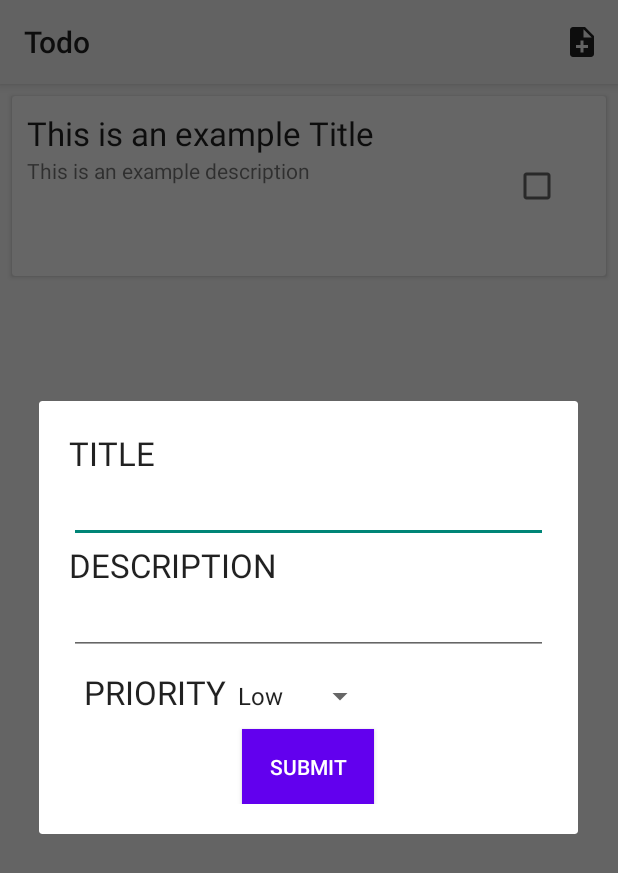
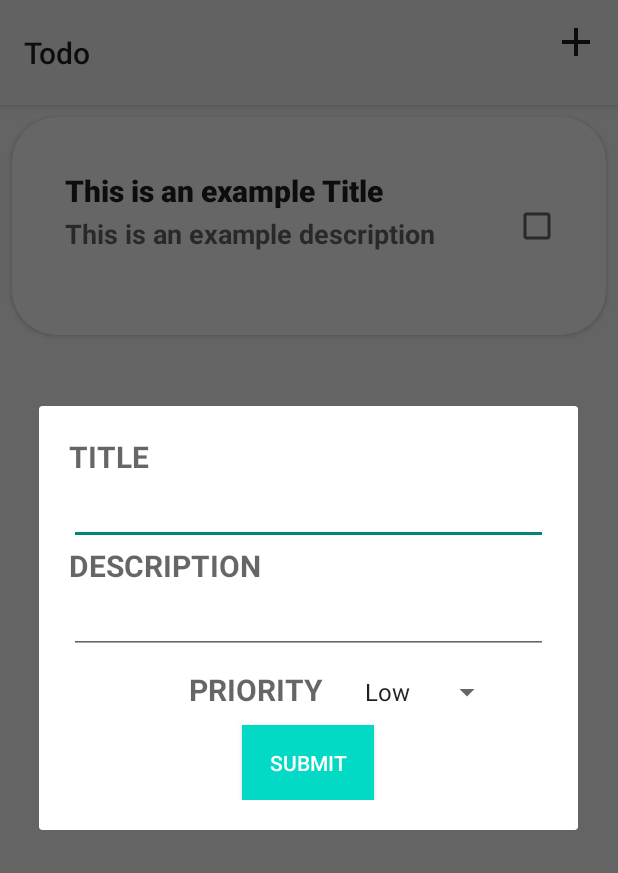
Before and after one commit to TahaAli07/Todo, an Android app: the screen it shows after launch (MainActivity), after a tap on "Add", on a phone screen of 412 x 824 dp. Shown: the top 873 px of the screen. Run offline under Robolectric (Android 15) with nearby library versions, the phone set to English and light mode, and no system bars; our stand-ins replace Room's generated code.

Commit message:
UI improvements

```diff
--- a/app/src/main/java/com/example/todo/MainActivity.java
+++ b/app/src/main/java/com/example/todo/MainActivity.java
@@ -54,7 +54,7 @@ public class MainActivity extends AppCompatActivity implements NotesListAdapter.
             @Override
             public void onChanged(List<Note> notes) {
                 notesListAdapter.setNotesList(notes);
-                Toast.makeText(MainActivity.this, "onChanged", Toast.LENGTH_SHORT).show();
+                //Toast.makeText(MainActivity.this, "onChanged", Toast.LENGTH_SHORT).show();
             }
         });
     }
--- a/app/src/main/res/drawable/baseline_note_add_24.xml
+++ b/app/src/main/res/drawable/baseline_add_24.xml
@@ -1,10 +1,10 @@
 <vector xmlns:android="http://schemas.android.com/apk/res/android"
-    android:width="24dp"
-    android:height="24dp"
+    android:width="70dp"
+    android:height="70dp"
     android:viewportWidth="24"
     android:viewportHeight="24"
     android:tint="?attr/colorControlNormal">
   <path
       android:fillColor="@android:color/white"
-      android:pathData="M14,2L6,2c-1.1,0 -1.99,0.9 -1.99,2L4,20c0,1.1 0.89,2 1.99,2L18,22c1.1,0 2,-0.9 2,-2L20,8l-6,-6zM16,16h-3v3h-2v-3L8,16v-2h3v-3h2v3h3v2zM13,9L13,3.5L18.5,9L13,9z"/>
+      android:pathData="M19,13h-6v6h-2v-6H5v-2h6V5h2v6h6v2z"/>
 </vector>
--- a/app/src/main/res/drawable/baseline_delete_24.xml
+++ b/app/src/main/res/drawable/baseline_delete_24.xml
@@ -1,6 +1,6 @@
 <vector xmlns:android="http://schemas.android.com/apk/res/android"
-    android:width="24dp"
-    android:height="24dp"
+    android:width="30dp"
+    android:height="30dp"
     android:viewportWidth="24"
     android:viewportHeight="24"
     android:tint="?attr/colorControlNormal">
--- a/app/src/main/res/drawable/baseline_undo_24.xml
+++ b/app/src/main/res/drawable/baseline_undo_24.xml
@@ -1,6 +1,6 @@
 <vector xmlns:android="http://schemas.android.com/apk/res/android"
-    android:width="24dp"
-    android:height="24dp"
+    android:width="30dp"
+    android:height="30dp"
     android:viewportWidth="24"
     android:viewportHeight="24"
     android:tint="?attr/colorControlNormal">
--- a/app/src/main/res/layout/activity_main.xml
+++ b/app/src/main/res/layout/activity_main.xml
@@ -11,9 +11,11 @@
     <androidx.appcompat.widget.Toolbar
         android:id="@+id/my_toolbar"
         android:layout_width="match_parent"
-        android:layout_height="?attr/actionBarSize"
+        android:layout_height="70dp"
         android:background="?attr/colorPrimary"
         android:elevation="4dp"
+        android:textAppearance="@style/TextAppearance.AppCompat.Body1"
+        android:textColor="#000"
         android:theme="@style/ThemeOverlay.AppCompat.ActionBar"
         app:popupTheme="@style/ThemeOverlay.AppCompat.Light" />
 
--- a/app/src/main/res/layout/add_note_alert_dialog.xml
+++ b/app/src/main/res/layout/add_note_alert_dialog.xml
@@ -8,8 +8,10 @@
     <TextView
         android:layout_width="wrap_content"
         android:layout_height="wrap_content"
-        android:text="TITLE"
-        android:textAppearance="@android:style/TextAppearance.Large" />
+        android:text="@string/title"
+        android:textAppearance="@android:style/TextAppearance.Material.Medium"
+        android:textSize="20sp"
+        android:textStyle="bold" />
 
     <EditText
         android:id="@+id/titleEditText"
@@ -20,8 +22,10 @@
     <TextView
         android:layout_width="wrap_content"
         android:layout_height="wrap_content"
-        android:text="DESCRIPTION"
-        android:textAppearance="@android:style/TextAppearance.Large" />
+        android:text="@string/description"
+        android:textAppearance="@android:style/TextAppearance.Material.Medium"
+        android:textSize="20sp"
+        android:textStyle="bold" />
 
     <EditText
         android:id="@+id/descEditText"
@@ -29,16 +33,20 @@
         android:layout_height="wrap_content" />
 
     <LinearLayout
-        android:padding="10dp"
         android:layout_width="match_parent"
         android:layout_height="wrap_content"
-        android:orientation="horizontal">
+        android:orientation="horizontal"
+        android:padding="10dp">
 
         <TextView
             android:layout_width="wrap_content"
             android:layout_height="wrap_content"
-            android:text="PRIORITY"
-            android:textAppearance="@android:style/TextAppearance.Large" />
+            android:layout_marginStart="70dp"
+            android:layout_marginEnd="20dp"
+            android:text="@string/priority"
+            android:textAppearance="@android:style/TextAppearance.Material.Medium"
+            android:textSize="20sp"
+            android:textStyle="bold" />
 
         <Spinner
             android:id="@+id/prioritySpinner"
@@ -52,9 +60,9 @@
         android:layout_width="wrap_content"
         android:layout_height="wrap_content"
         android:layout_gravity="center"
-        android:background="@color/colorPrimary"
+        android:background="@color/colorAccent"
         android:padding="15dp"
-        android:text="Submit"
+        android:text="@string/submit"
         android:textColor="#ffffff" />
 
 </LinearLayout>
--- a/app/src/main/res/layout/notes_list_item.xml
+++ b/app/src/main/res/layout/notes_list_item.xml
@@ -1,11 +1,15 @@
 <?xml version="1.0" encoding="utf-8"?>
 <androidx.cardview.widget.CardView xmlns:android="http://schemas.android.com/apk/res/android"
+    xmlns:app="http://schemas.android.com/apk/res-auto"
     android:id="@+id/cardView"
     android:layout_width="match_parent"
     android:layout_height="wrap_content"
     android:layout_marginStart="8dp"
     android:layout_marginTop="8dp"
-    android:layout_marginEnd="8dp">
+    android:layout_marginEnd="8dp"
+    android:clipToPadding="true"
+    app:cardBackgroundColor="@android:color/background_light"
+    app:cardCornerRadius="30dp">
 
     <LinearLayout
         android:layout_width="match_parent"
@@ -17,6 +21,8 @@
         <LinearLayout
             android:layout_width="0dp"
             android:layout_height="wrap_content"
+            android:layout_marginLeft="25dp"
+            android:layout_marginTop="25dp"
             android:layout_weight="1"
             android:orientation="vertical">
 
@@ -27,14 +33,17 @@
                 android:maxLines="1"
                 android:minHeight="30dp"
                 android:text="This is a test title"
-                android:textAppearance="@style/TextAppearance.AppCompat.Large" />
+                android:textAppearance="@android:style/TextAppearance.Material.Title"
+                android:textStyle="bold" />
 
             <TextView
                 android:id="@+id/descTextView"
                 android:layout_width="match_parent"
                 android:layout_height="wrap_content"
                 android:minHeight="70dp"
-                android:text="This is a test description" />
+                android:text="This is a test description"
+                android:textAppearance="@android:style/TextAppearance.Material.Medium"
+                android:textStyle="bold" />
         </LinearLayout>
 
         <CheckBox
@@ -58,7 +67,8 @@
                 android:layout_height="match_parent"
                 android:background="@android:color/transparent"
                 android:src="@drawable/baseline_undo_24"
-                android:text="undo" />
+                android:text="undo"
+                android:tint="@color/colorAccent" />
 
             <androidx.appcompat.widget.AppCompatImageButton
                 android:id="@+id/deleteBtn"
@@ -67,7 +77,8 @@
                 android:layout_marginLeft="5dp"
                 android:background="@android:color/transparent"
                 android:src="@drawable/baseline_delete_24"
-                android:text="remove" />
+                android:text="remove"
+                android:tint="#FF5733" />
 
         </LinearLayout>
     </LinearLayout>
--- a/app/src/main/res/menu/custom_menu.xml
+++ b/app/src/main/res/menu/custom_menu.xml
@@ -4,8 +4,8 @@
 
     <item
         android:id="@+id/add"
-        android:icon="@drawable/baseline_note_add_24"
+        android:icon="@drawable/baseline_add_24"
         android:title="@string/action_add"
-        app:showAsAction="ifRoom"/>
+        app:showAsAction="ifRoom" />
 
 </menu>
--- a/app/src/main/res/values/strings.xml
+++ b/app/src/main/res/values/strings.xml
@@ -1,6 +1,10 @@
 <resources>
     <string name="app_name">Todo</string>
     <string name="action_add">Add</string>
+    <string name="submit">Submit</string>
+    <string name="priority">PRIORITY</string>
+    <string name="description">DESCRIPTION</string>
+    <string name="title">TITLE</string>
     <string-array name="priority_array">
         <item>Low</item>
         <item>Medium</item>
--- a/app/src/main/res/values/styles.xml
+++ b/app/src/main/res/values/styles.xml
@@ -2,8 +2,8 @@
     <!-- Base application theme. -->
     <style name="AppTheme" parent="Theme.AppCompat.Light.DarkActionBar">
         <!-- Customize your theme here. -->
-        <item name="colorPrimary">@color/colorPrimary</item>
-        <item name="colorPrimaryDark">@color/colorPrimaryDark</item>
+        <item name="colorPrimary">#F5F5F5</item>
+        <item name="colorPrimaryDark">#F5F5F5</item>
         <item name="colorAccent">@color/colorAccent</item>
     </style>
 
```
